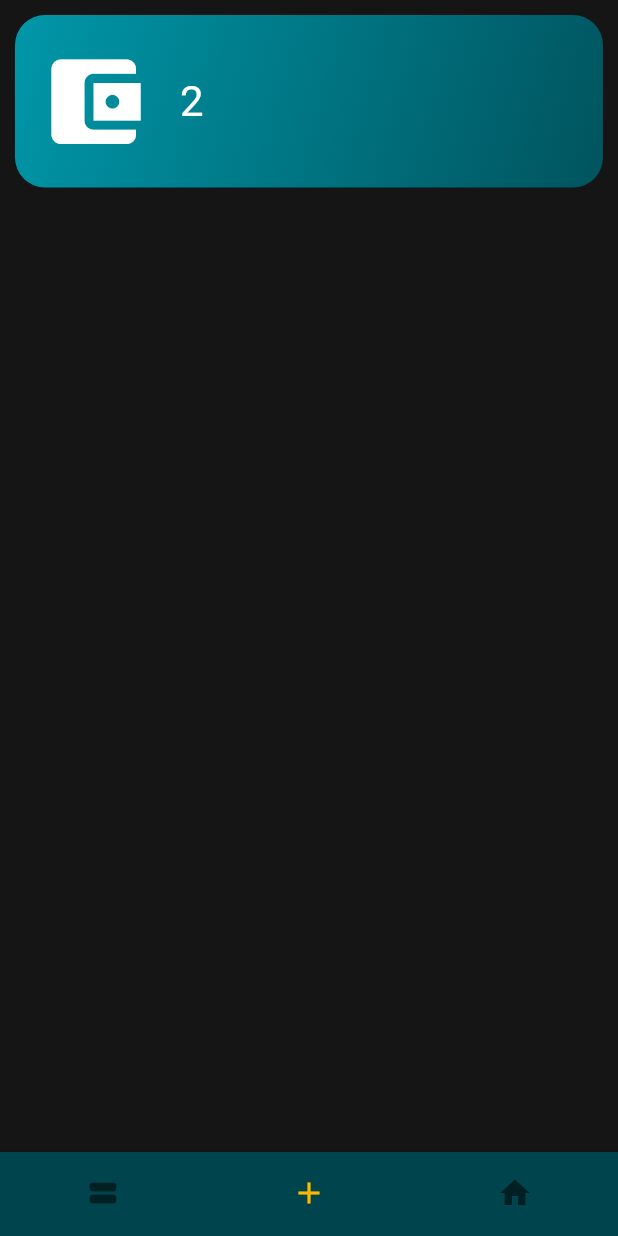
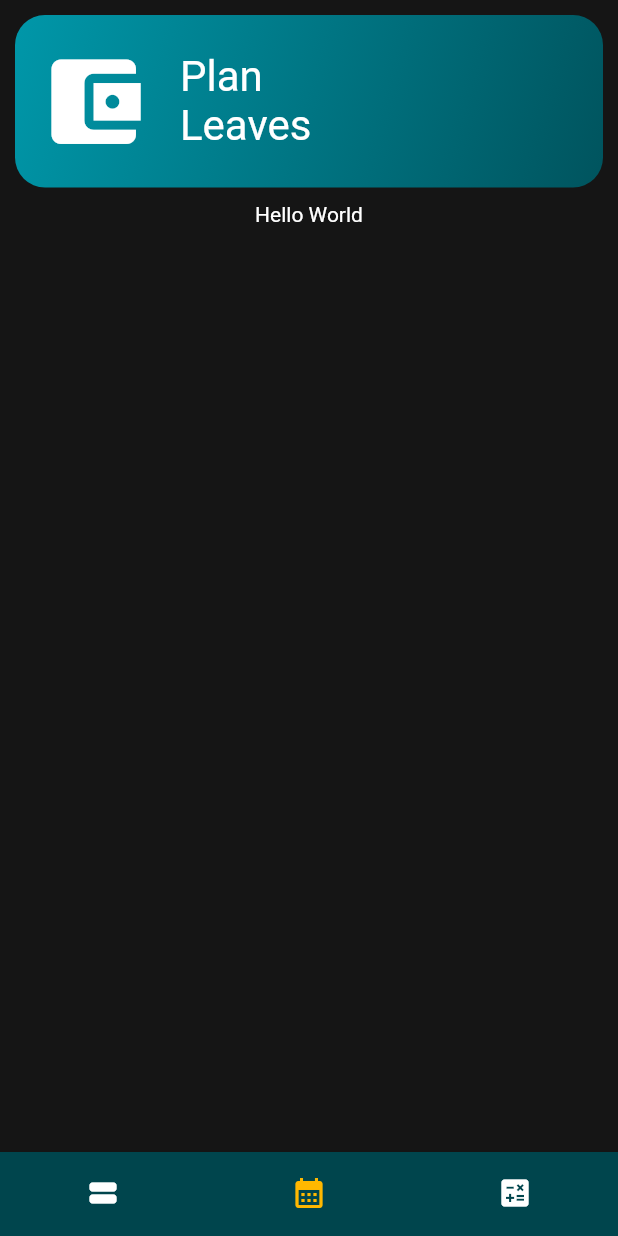
Before and after one commit to fuhrerindia/niska_dart, a Flutter app: the screen it shows after launch, item 2 of the bottom bar chosen, on a phone screen of 412 x 824 dp. Run offline on Flutter 3.47's test engine with Material 2 defaults, Android fonts, the light colour scheme and no system bars.

Commit message:
Created New Plan Screen and Started Plan Leave Screen

```diff
--- a/lib/main.dart
+++ b/lib/main.dart
@@ -1,7 +1,11 @@
 import 'package:flutter/material.dart';
+
+// COMPONENTS
 import 'package:niska/comp/header.dart';
 // IMPORTING SCREENS
 import './screens/feed.dart';
+import './screens/new.dart';
+import './screens/leave.dart';
 
 void main() {
   runApp(const Niska());
@@ -31,10 +35,8 @@ class _NavigationWidgetState extends State<NavigationWidget> {
   int navigatorIndex = 0;
   final List screenList = [
     const FeedScreen(),
-    Header(
-      title: '2',
-    ),
-    const FeedScreen(),
+    const PlanLeave(),
+    const NewRecord(),
   ];
   @override
   Widget build(BuildContext context) {
@@ -43,7 +45,8 @@ class _NavigationWidgetState extends State<NavigationWidget> {
       body: screenList[navigatorIndex],
       bottomNavigationBar: BottomNavigationBar(
         backgroundColor: const Color(0xff00454D),
-        fixedColor: const Color(0xffFFB800),
+        selectedItemColor: const Color(0xffFFB800),
+        unselectedItemColor: Colors.white,
         showSelectedLabels: false,
         showUnselectedLabels: false,
         currentIndex: navigatorIndex,
@@ -53,9 +56,18 @@ class _NavigationWidgetState extends State<NavigationWidget> {
           });
         },
         items: const [
-          BottomNavigationBarItem(icon: Icon(Icons.view_stream), label: 'Home'),
-          BottomNavigationBarItem(icon: Icon(Icons.add), label: 'Home'),
-          BottomNavigationBarItem(icon: Icon(Icons.home), label: 'Home'),
+          BottomNavigationBarItem(
+            icon: Icon(Icons.view_stream),
+            label: 'Home',
+          ),
+          BottomNavigationBarItem(
+            icon: Icon(Icons.calendar_month),
+            label: 'Plan Leave',
+          ),
+          BottomNavigationBarItem(
+            icon: Icon(Icons.calculate),
+            label: 'New Record',
+          ),
         ],
       ),
     );
--- /dev/null
+++ b/lib/screens/leave.dart
@@ -0,0 +1,23 @@
+import 'package:flutter/material.dart';
+import 'package:niska/comp/header.dart';
+
+class PlanLeave extends StatelessWidget {
+  const PlanLeave({super.key});
+
+  @override
+  Widget build(BuildContext context) {
+    return Column(
+      children: [
+        Header(title: "Plan\nLeaves"),
+        const Center(
+          child: Text(
+            "Hello World",
+            style: TextStyle(
+              color: Colors.white,
+            ),
+          ),
+        ),
+      ],
+    );
+  }
+}
```
Also changed, not shown: lib/screens/new.dart (added, +156 -0 lines), lib/comp/radio.dart (added).
